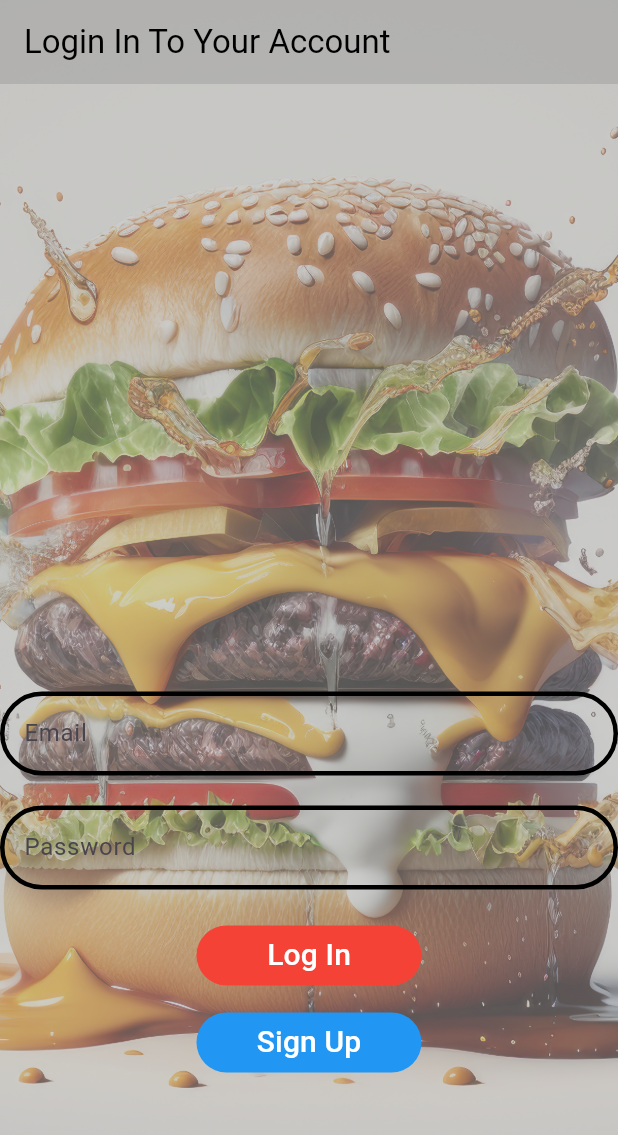
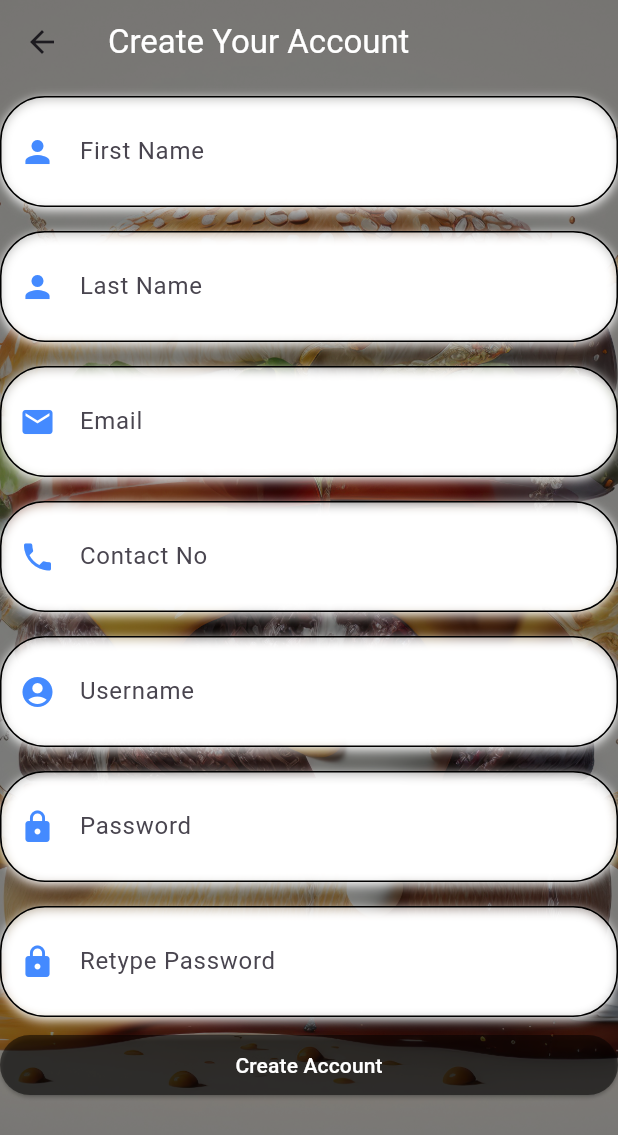
Before and after one commit to Gathika12/Restaurant-Mobile-Application---Flutter, a Flutter app: the Welcome screen opened directly, after a tap on "Sign Up", on a phone screen of 412 x 824 dp. Shown: the top 1135 px of the screen. Run offline on Flutter 3.47's test engine with Material 3 defaults, Android fonts, the light colour scheme and no system bars.

Commit message:
registration.dar

```diff
--- a/restaurant_mobile_application/lib/main.dart
+++ b/restaurant_mobile_application/lib/main.dart
@@ -1,7 +1,7 @@
 import 'package:flutter/material.dart';
 import 'package:restaurant_mobile_application/home.dart';
 import 'package:restaurant_mobile_application/welcome.dart';
-
+import 'package:restaurant_mobile_application/register.dart';
 import 'package:flutter/foundation.dart' show kIsWeb;
 
 void main() async {
@@ -21,7 +21,7 @@
   }*/
 
   runApp(MaterialApp(
-    home: Home(),
+    home: Welcome(),
   ));
 }
 
--- /dev/null
+++ b/restaurant_mobile_application/lib/register.dart
@@ -0,0 +1,320 @@
+import 'dart:async';
+import 'dart:convert';
+
+// import 'package:cloud_firestore/cloud_firestore.dart';
+// import 'package:firebase_auth/firebase_auth.dart';
+import 'package:flutter/material.dart';
+// import 'package:http/http.dart' as http;
+// import 'package:practice02/login.dart';
+
+void main() {
+  runApp(MaterialApp(
+    home: RegisterPage(),
+  ));
+}
+
+class RegisterPage extends StatefulWidget {
+  @override
+  _RegisterPageState createState() => _RegisterPageState();
+}
+
+class _RegisterPageState extends State<RegisterPage> {
+  final _formKey = GlobalKey<FormState>();
+  TextEditingController _firstNameController = TextEditingController();
+  TextEditingController _lastNameController = TextEditingController();
+  TextEditingController _emailController = TextEditingController();
+  TextEditingController _contactNoController = TextEditingController();
+  TextEditingController _usernameController = TextEditingController();
+  TextEditingController _passwordController = TextEditingController();
+  TextEditingController _retypePasswordController = TextEditingController();
+  TextEditingController _locationController = TextEditingController();
+
+  Widget _buildOvalTextFieldWithIcon({
+    required TextEditingController controller,
+    required String labelText,
+    required IconData icon,
+    bool isPassword = false,
+    required String? Function(String?)? validator,
+  }) {
+    return Container(
+      margin: EdgeInsets.symmetric(vertical: 8.0),
+      decoration: BoxDecoration(
+        borderRadius: BorderRadius.circular(30.0),
+        color: Colors.white.withOpacity(0.5),
+        border: Border.all(color: Colors.black),
+        boxShadow: [
+          BoxShadow(
+            color: Colors.white,
+            blurRadius: 5.0,
+            offset: Offset(0, 2),
+          ),
+        ],
+      ),
+      child: TextFormField(
+        controller: controller,
+        obscureText: isPassword,
+        decoration: InputDecoration(
+          labelText: labelText,
+          prefixIcon: Icon(
+            icon,
+            color: Colors.blueAccent,
+          ),
+          border: InputBorder.none,
+          contentPadding:
+              EdgeInsets.symmetric(horizontal: 20.0, vertical: 16.0),
+        ),
+        validator: validator,
+      ),
+    );
+  }
+
+  Future<void> sendEmail({
+    required String firstName,
+    required String lastName,
+    required String username,
+    required String password,
+  }) async {
+    final serviceId = 'service_na7bm48';
+    final templateId = 'template_l0yxn67';
+    final userId = 'your_user_id';
+
+    /*final url = Uri.parse('https://api.emailjs.com/api/v1.0/email/send');
+    final response = await http.post(
+      url,
+      headers: {'Content-Type': 'application/json'},
+      body: jsonEncode({
+        'service_id': serviceId,
+        'template_id': templateId,
+        'user_id': userId,
+        'template_params': {
+          'first_name': firstName,
+          'last_name': lastName,
+          'username': username,
+          'password': password,
+        }
+      }),
+    );*/
+
+    // print(response.body);
+  }
+
+  void signUp() async {
+    if (_formKey.currentState!.validate()) {
+      try {
+        await sendEmail(
+          firstName: _firstNameController.text,
+          lastName: _lastNameController.text,
+          username: _usernameController.text,
+          password: _passwordController.text,
+        );
+        /*Navigator.push(
+          context,
+          MaterialPageRoute(builder: (context) => Home()),*/
+      } catch (error) {
+        ScaffoldMessenger.of(context).showSnackBar(
+          SnackBar(content: Text('Failed to send email: $error')),
+        );
+      }
+    }
+  }
+
+  @override
+  Widget build(BuildContext context) {
+    return Scaffold(
+      body: Stack(
+        children: [
+          Container(
+            decoration: BoxDecoration(
+              image: DecorationImage(
+                image: AssetImage('assets/burger.jpg'),
+                fit: BoxFit.cover,
+              ),
+            ),
+          ),
+          Container(
+            color: Colors.black.withOpacity(0.5),
+          ),
+          SafeArea(
+            child: Column(
+              children: [
+                AppBar(
+                  title: Text(
+                    'Create Your Account',
+                    style: TextStyle(color: Colors.white),
+                  ),
+                  leading: IconButton(
+                    icon: Icon(Icons.arrow_back),
+                    onPressed: () {
+                      Navigator.pop(context);
+                    },
+                  ),
+                  backgroundColor: Colors.transparent,
+                  elevation: 0.0,
+                ),
+                Expanded(
+                  child: SingleChildScrollView(
+                    child: Form(
+                      key: _formKey,
+                      child: Column(
+                        crossAxisAlignment: CrossAxisAlignment.stretch,
+                        mainAxisSize: MainAxisSize.min,
+                        children: [
+                          _buildOvalTextFieldWithIcon(
+                            controller: _firstNameController,
+                            labelText: 'First Name',
+                            icon: Icons.person,
+                            validator: (value) {
+                              if (value == null || value.isEmpty) {
+                                return 'Please enter your first name';
+                              }
+                              return null;
+                            },
+                          ),
+                          _buildOvalTextFieldWithIcon(
+                            controller: _lastNameController,
+                            labelText: 'Last Name',
+                            icon: Icons.person,
+                            validator: (value) {
+                              if (value == null || value.isEmpty) {
+                                return 'Please enter your last name';
+                              }
+                              return null;
+                            },
+                          ),
+                          _buildOvalTextFieldWithIcon(
+                            controller: _emailController,
+                            labelText: 'Email',
+                            icon: Icons.email,
+                            validator: (value) {
+                              if (value == null || value.isEmpty) {
+                                return 'Please enter your email';
+                              }
+                              if (!RegExp(r'^[^@]+@[^@]+\.[^@]+')
+                                  .hasMatch(value)) {
+                                return 'Please enter a valid email';
+                              }
+                              return null;
+                            },
+                          ),
+                          _buildOvalTextFieldWithIcon(
+                            controller: _contactNoController,
+                            labelText: 'Contact No',
+                            icon: Icons.phone,
+                            validator: (value) {
+                              if (value == null || value.isEmpty) {
+                                return 'Please enter your contact number';
+                              }
+                              if (!RegExp(r'^\d{10}$').hasMatch(value)) {
+                                return 'Please enter a valid contact number';
+                              }
+                              return null;
+                            },
+                          ),
+                          _buildOvalTextFieldWithIcon(
+                            controller: _usernameController,
+                            labelText: 'Username',
+                            icon: Icons.account_circle,
+                            validator: (value) {
+                              if (value == null || value.isEmpty) {
+                                return 'Please enter a username';
+                              }
+                              return null;
+                            },
+                          ),
+                          _buildOvalTextFieldWithIcon(
+                            controller: _passwordController,
+                            labelText: 'Password',
+                            icon: Icons.lock,
+                            isPassword: true,
+                            validator: (value) {
+                              if (value == null || value.isEmpty) {
+                                return 'Please enter a password';
+                              }
+                              if (value.length < 6) {
+                                return 'Password must be at least 6 characters';
+                              }
+                              return null;
+                            },
+                          ),
+                          _buildOvalTextFieldWithIcon(
+                            controller: _retypePasswordController,
+                            labelText: 'Retype Password',
+                            icon: Icons.lock,
+                            isPassword: true,
+                            validator: (value) {
+                              if (value == null || value.isEmpty) {
+                                return 'Please retype your password';
+                              }
+                              if (value != _passwordController.text) {
+                                return 'Passwords do not match';
+                              }
+                              return null;
+                            },
+                          ),
+                          ElevatedButton(
+                            onPressed: () {
+                              /*if (_formKey.currentState!.validate()) {
+                                FirebaseAuth.instance
+                                    .createUserWithEmailAndPassword(
+                                        email: _emailController.text,
+                                        password: _passwordController.text)
+                                    .then((value) {
+                                  print("Created your account");
+                                  Navigator.push(context,
+                                      MaterialPageRoute(builder: (context) => Home()));
+                                }).onError((error, stackTrace) {
+                                  print("Error ${error.toString()}");
+                                });
+                              }
+
+                              CollectionReference collRef =
+                                  FirebaseFirestore.instance.collection("clients");
+                              collRef.add(
+                                {
+                                  'First Name': _firstNameController.text,
+                                  'Last Name': _lastNameController.text,
+                                  'Email': _emailController.text,
+                                  'Contact No': _contactNoController.text,
+                                  'Username': _usernameController.text,
+                                  'Password': _passwordController.text,
+                                  'Retype Password': _retypePasswordController.text,
+                                },
+                              );*/
+                            },
+                            child: Text(
+                              'Create Account',
+                              style: TextStyle(color: Colors.white),
+                            ),
+                            style: ElevatedButton.styleFrom(
+                              foregroundColor: Colors.white,
+                              backgroundColor: Colors.black.withOpacity(0.5),
+                              shape: RoundedRectangleBorder(
+                                borderRadius: BorderRadius.circular(30.0),
+                              ),
+                            ),
+                          )
+                        ],
+                      ),
+                    ),
+                  ),
+                ),
+              ],
+            ),
+          ),
+        ],
+      ),
+    );
+  }
+
+  @override
+  void dispose() {
+    _firstNameController.dispose();
+    _lastNameController.dispose();
+    _emailController.dispose();
+    _contactNoController.dispose();
+    _usernameController.dispose();
+    _passwordController.dispose();
+    _retypePasswordController.dispose();
+    super.dispose();
+  }
+}
--- a/restaurant_mobile_application/lib/welcome.dart
+++ b/restaurant_mobile_application/lib/welcome.dart
@@ -1,4 +1,6 @@
 import 'package:flutter/material.dart';
+import 'package:restaurant_mobile_application/home.dart';
+import 'package:restaurant_mobile_application/register.dart';
 
 class Welcome extends StatefulWidget {
   @override
@@ -25,7 +27,7 @@
             ),
           ),
           Container(
-            color: Colors.grey.withOpacity(0.5),
+            color: Colors.white.withOpacity(0.5),
           ),
           Column(
             children: <Widget>[
@@ -34,7 +36,7 @@
                   'Login In To Your Account',
                   style: TextStyle(color: Colors.black),
                 ),
-                backgroundColor: Colors.grey.withOpacity(0.5),
+                backgroundColor: Colors.orange.withOpacity(0.5),
                 elevation: 0.0,
               ),
               SizedBox(height: 300),
@@ -92,6 +94,10 @@
                             elevation: 0,
                           ),
                           onPressed: () async {
+                            Navigator.push(
+                                context,
+                                MaterialPageRoute(
+                                    builder: (context) => Home()));
                             // Implement your Firebase sign-in logic here
                             try {
                               // Example of Firebase sign-in
@@ -118,6 +124,10 @@
                           elevation: 0,
                         ),
                         onPressed: () async {
+                          Navigator.push(
+                              context,
+                              MaterialPageRoute(
+                                  builder: (context) => RegisterPage()));
                           // Implement your Firebase sign-up logic here
                           try {
                             // Example of Firebase sign-up
```
Also changed, not shown: restaurant_mobile_application/lib/drawer.dart (+5 -4 lines), restaurant_mobile_application/lib/home.dart (+14 -8 lines).
